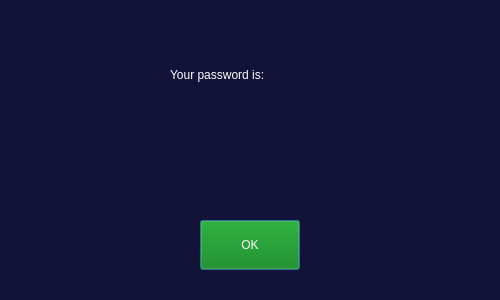
First picture: the form in ui_files/responsePass.ui, repository omkar2887/Whack_A_Mole, before the edit.
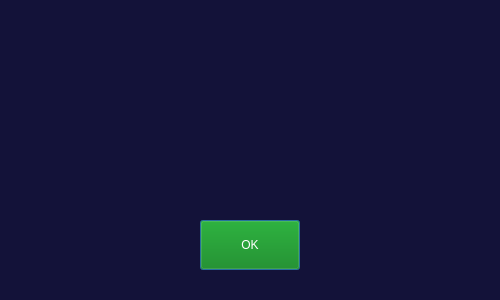
Second picture: the form after the edit.

Commit message: last few updates by omkar m

Patch:
```diff
--- a/ui_files/responsePass.ui
+++ b/ui_files/responsePass.ui
@@ -16,28 +16,11 @@
   <property name="styleSheet">
    <string notr="true">background-color:#131239</string>
   </property>
-  <widget class="QLabel" name="label_4">
-   <property name="geometry">
-    <rect>
-     <x>170</x>
-     <y>50</y>
-     <width>160</width>
-     <height>50</height>
-    </rect>
-   </property>
-   <property name="styleSheet">
-    <string notr="true">font: 14pt &quot;Georgia&quot;;
-color: white;</string>
-   </property>
-   <property name="text">
-    <string>Your password is:</string>
-   </property>
-  </widget>
   <widget class="QLabel" name="f_answer">
    <property name="geometry">
     <rect>
      <x>50</x>
-     <y>120</y>
+     <y>80</y>
      <width>400</width>
      <height>50</height>
     </rect>
```
The commit also changes 2 other files.
